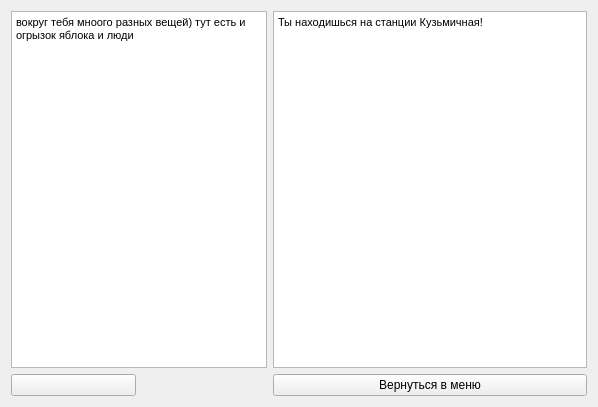
Qt form gamemap.ui (KomandaB/-1) before a commit.
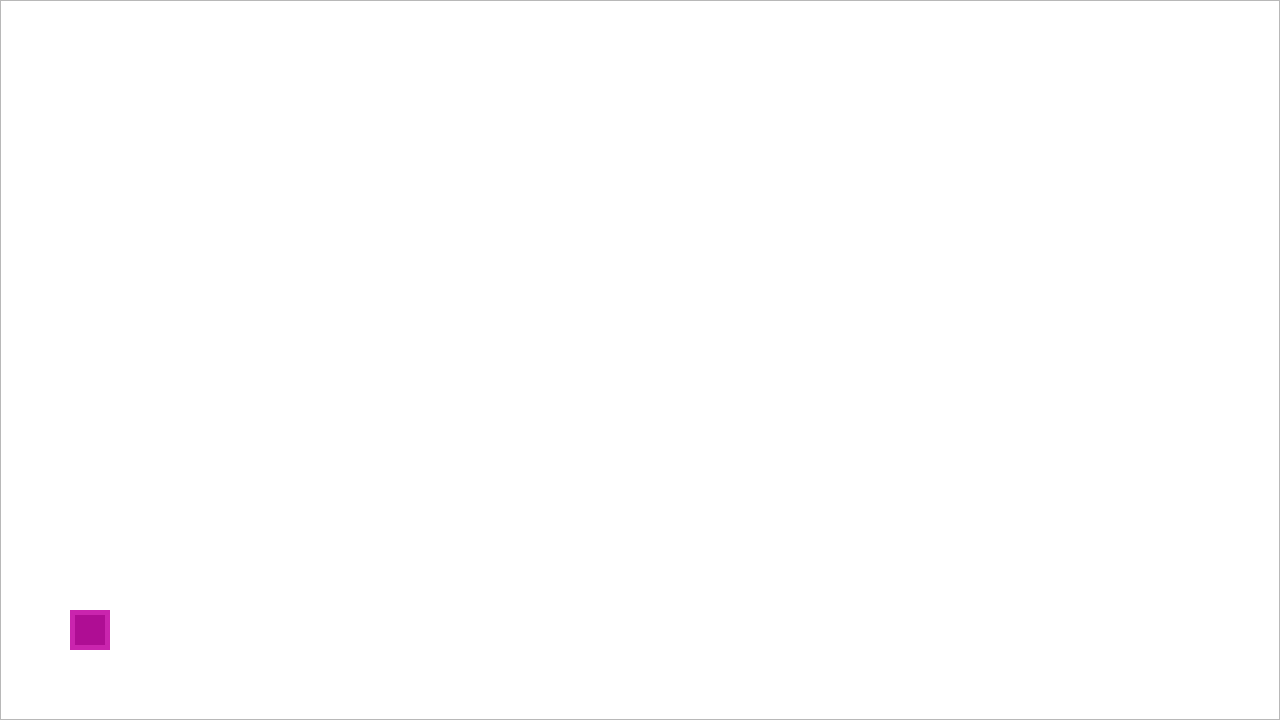
The same form after that commit. Icons and pictures are not drawn.

Commit message: Дизайн окна станции

Diff of the .ui file:
```diff
--- a/gamemap.ui
+++ b/gamemap.ui
@@ -6,65 +6,207 @@
    <rect>
     <x>0</x>
     <y>0</y>
-    <width>598</width>
-    <height>407</height>
+    <width>1280</width>
+    <height>720</height>
    </rect>
   </property>
+  <property name="font">
+   <font>
+    <family>Press Start 2P</family>
+    <pointsize>7</pointsize>
+   </font>
+  </property>
   <property name="windowTitle">
    <string>Form</string>
   </property>
-  <layout class="QGridLayout" name="gridLayout_3">
-   <item row="0" column="0">
-    <layout class="QGridLayout" name="gridLayout">
-     <item row="6" column="0" colspan="2">
-      <layout class="QGridLayout" name="gridLayout_2"/>
-     </item>
-     <item row="3" column="2">
-      <widget class="QPushButton" name="toMenuBtn">
-       <property name="text">
-        <string>Вернуться в меню</string>
-       </property>
-      </widget>
-     </item>
-     <item row="1" column="2">
-      <widget class="QTextEdit" name="textEdit_2">
-       <property name="html">
-        <string>&lt;!DOCTYPE HTML PUBLIC &quot;-//W3C//DTD HTML 4.0//EN&quot; &quot;http://www.w3.org/TR/REC-html40/strict.dtd&quot;&gt;
+  <property name="styleSheet">
+   <string notr="true">QLabel{
+color: white;
+font: 6pt &quot;Press Start 2P&quot;;
+}
+QPushButton#toMenuBtn { 
+background-color: rgba(255, 255, 255, 0);
+
+ border-style: none;
+ border-width: 5px;
+border-color: rgb(202, 36, 174);
+ max-width:150px;
+ max-height:30px;
+ min-width:150px;
+ min-height:30px;
+}
+
+
+
+QPushButton{
+background-color: rgb(175, 13, 148);
+ border-style: solid;
+ border-width: 5px;
+border-color: rgb(202, 36, 174);
+ max-width:30px;
+ max-height:30px;
+ min-width:30px;
+ min-height:30px;
+color:white;
+}
+QPushButton:hover{
+background-color: rgb(126, 9, 106);
+border-color: rgb(202, 36, 174);
+color: rgb(122, 122, 122);
+
+}
+QPushButton:pressed{
+background-color: rgb(126, 9, 106);
+color:rgb(208, 0, 177);
+border-color: rgb(161, 28, 139);
+
+}
+
+QTextEdit{
+font: 6pt &quot;Press Start 2P&quot;;
+color: white;
+	background-color: rgba(255, 255, 255, 0);
+
+}
+
+</string>
+  </property>
+  <widget class="QGraphicsView" name="StationBackground">
+   <property name="geometry">
+    <rect>
+     <x>0</x>
+     <y>0</y>
+     <width>1280</width>
+     <height>720</height>
+    </rect>
+   </property>
+   <property name="styleSheet">
+    <string notr="true">border-image: url(:/station_1.png);</string>
+   </property>
+  </widget>
+  <widget class="QGraphicsView" name="textBackground">
+   <property name="geometry">
+    <rect>
+     <x>0</x>
+     <y>0</y>
+     <width>1280</width>
+     <height>720</height>
+    </rect>
+   </property>
+   <property name="styleSheet">
+    <string notr="true">background-image: url(:/stationWindowBackground.png);</string>
+   </property>
+  </widget>
+  <widget class="QWidget" name="">
+   <property name="geometry">
+    <rect>
+     <x>390</x>
+     <y>610</y>
+     <width>241</width>
+     <height>41</height>
+    </rect>
+   </property>
+   <layout class="QGridLayout" name="gridLayout_2"/>
+  </widget>
+  <widget class="QTextEdit" name="textEdit_2">
+   <property name="geometry">
+    <rect>
+     <x>1000</x>
+     <y>400</y>
+     <width>221</width>
+     <height>191</height>
+    </rect>
+   </property>
+   <property name="readOnly">
+    <bool>true</bool>
+   </property>
+   <property name="html">
+    <string>&lt;!DOCTYPE HTML PUBLIC &quot;-//W3C//DTD HTML 4.0//EN&quot; &quot;http://www.w3.org/TR/REC-html40/strict.dtd&quot;&gt;
 &lt;html&gt;&lt;head&gt;&lt;meta name=&quot;qrichtext&quot; content=&quot;1&quot; /&gt;&lt;style type=&quot;text/css&quot;&gt;
 p, li { white-space: pre-wrap; }
-&lt;/style&gt;&lt;/head&gt;&lt;body style=&quot; font-family:'MS Shell Dlg 2'; font-size:8.25pt; font-weight:400; font-style:normal;&quot;&gt;
-&lt;p style=&quot; margin-top:0px; margin-bottom:0px; margin-left:0px; margin-right:0px; -qt-block-indent:0; text-indent:0px;&quot;&gt;Ты находишься на станции Кузьмичная!&lt;/p&gt;&lt;/body&gt;&lt;/html&gt;</string>
-       </property>
-      </widget>
-     </item>
-     <item row="3" column="0">
-      <widget class="QPushButton" name="point_1_btn">
-       <property name="text">
-        <string/>
-       </property>
-      </widget>
-     </item>
-     <item row="1" column="0" colspan="2">
-      <widget class="QTextEdit" name="textEdit">
-       <property name="html">
-        <string>&lt;!DOCTYPE HTML PUBLIC &quot;-//W3C//DTD HTML 4.0//EN&quot; &quot;http://www.w3.org/TR/REC-html40/strict.dtd&quot;&gt;
+&lt;/style&gt;&lt;/head&gt;&lt;body style=&quot; font-family:'Press Start 2P'; font-size:6pt; font-weight:400; font-style:normal;&quot;&gt;
+&lt;p style=&quot; margin-top:0px; margin-bottom:0px; margin-left:0px; margin-right:0px; -qt-block-indent:0; text-indent:0px;&quot;&gt;&lt;span style=&quot; font-family:'MS Shell Dlg 2'; font-size:8.25pt;&quot;&gt;Ты находишься на станции Кузьмичная!&lt;/span&gt;&lt;/p&gt;&lt;/body&gt;&lt;/html&gt;</string>
+   </property>
+  </widget>
+  <widget class="QPushButton" name="toMenuBtn">
+   <property name="geometry">
+    <rect>
+     <x>1030</x>
+     <y>620</y>
+     <width>150</width>
+     <height>30</height>
+    </rect>
+   </property>
+   <property name="font">
+    <font>
+     <family>Press Start 2P</family>
+     <pointsize>6</pointsize>
+    </font>
+   </property>
+   <property name="styleSheet">
+    <string notr="true">
+QPushButton :hover{
+
+color: rgb(122, 122, 122);
+}
+QPushButton :pressed{
+color:rgb(208, 0, 177);
+}
+</string>
+   </property>
+   <property name="text">
+    <string>Вернуться в меню</string>
+   </property>
+  </widget>
+  <widget class="QPushButton" name="point_1_btn">
+   <property name="geometry">
+    <rect>
+     <x>70</x>
+     <y>610</y>
+     <width>40</width>
+     <height>40</height>
+    </rect>
+   </property>
+   <property name="styleSheet">
+    <string notr="true"/>
+   </property>
+   <property name="text">
+    <string/>
+   </property>
+  </widget>
+  <widget class="QTextEdit" name="textEdit">
+   <property name="geometry">
+    <rect>
+     <x>60</x>
+     <y>400</y>
+     <width>581</width>
+     <height>192</height>
+    </rect>
+   </property>
+   <property name="readOnly">
+    <bool>true</bool>
+   </property>
+   <property name="html">
+    <string>&lt;!DOCTYPE HTML PUBLIC &quot;-//W3C//DTD HTML 4.0//EN&quot; &quot;http://www.w3.org/TR/REC-html40/strict.dtd&quot;&gt;
 &lt;html&gt;&lt;head&gt;&lt;meta name=&quot;qrichtext&quot; content=&quot;1&quot; /&gt;&lt;style type=&quot;text/css&quot;&gt;
 p, li { white-space: pre-wrap; }
-&lt;/style&gt;&lt;/head&gt;&lt;body style=&quot; font-family:'MS Shell Dlg 2'; font-size:8.25pt; font-weight:400; font-style:normal;&quot;&gt;
-&lt;p style=&quot; margin-top:0px; margin-bottom:0px; margin-left:0px; margin-right:0px; -qt-block-indent:0; text-indent:0px;&quot;&gt;вокруг тебя мноого разных вещей) тут есть и огрызок яблока и люди &lt;/p&gt;&lt;/body&gt;&lt;/html&gt;</string>
-       </property>
-      </widget>
-     </item>
-     <item row="3" column="1">
-      <widget class="QLabel" name="label">
-       <property name="text">
-        <string/>
-       </property>
-      </widget>
-     </item>
-    </layout>
-   </item>
-  </layout>
+&lt;/style&gt;&lt;/head&gt;&lt;body style=&quot; font-family:'Press Start 2P'; font-size:6pt; font-weight:400; font-style:normal;&quot;&gt;
+&lt;p style=&quot; margin-top:0px; margin-bottom:0px; margin-left:0px; margin-right:0px; -qt-block-indent:0; text-indent:0px;&quot;&gt;&lt;span style=&quot; font-family:'MS Shell Dlg 2'; font-size:8.25pt;&quot;&gt;вокруг тебя мноого разных вещей) тут есть и огрызок яблока и люди &lt;/span&gt;&lt;/p&gt;&lt;/body&gt;&lt;/html&gt;</string>
+   </property>
+  </widget>
+  <widget class="QLabel" name="label">
+   <property name="geometry">
+    <rect>
+     <x>120</x>
+     <y>620</y>
+     <width>171</width>
+     <height>20</height>
+    </rect>
+   </property>
+   <property name="text">
+    <string/>
+   </property>
+  </widget>
  </widget>
  <resources/>
  <connections/>
```
The commit also changes 7 other files.
